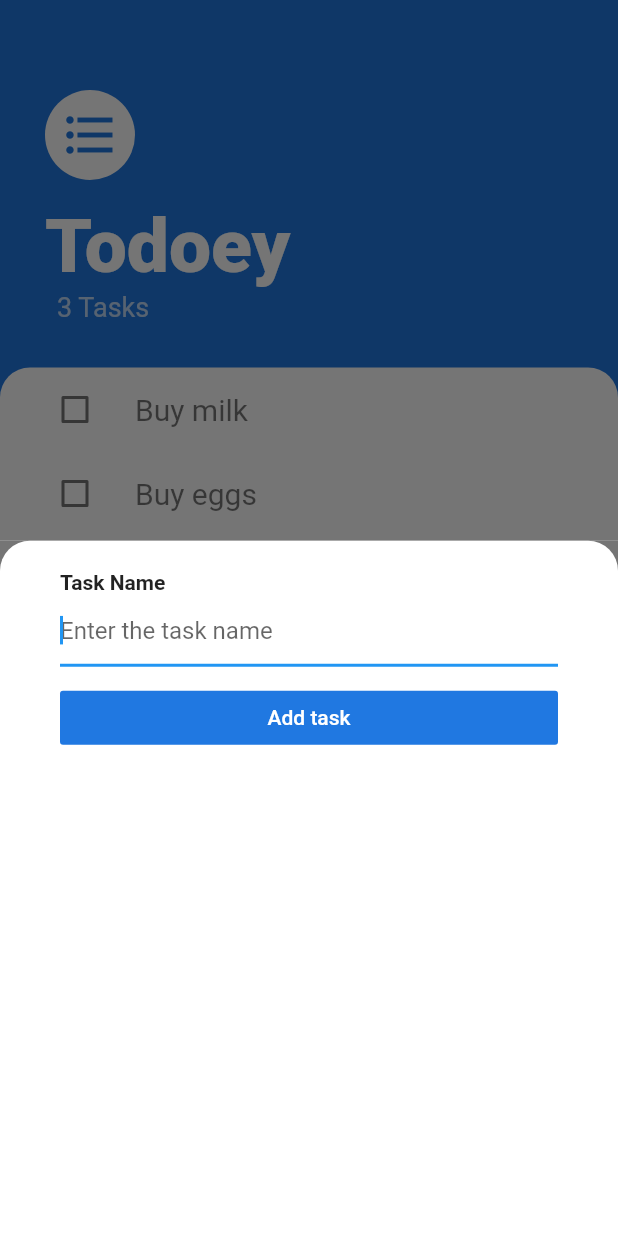
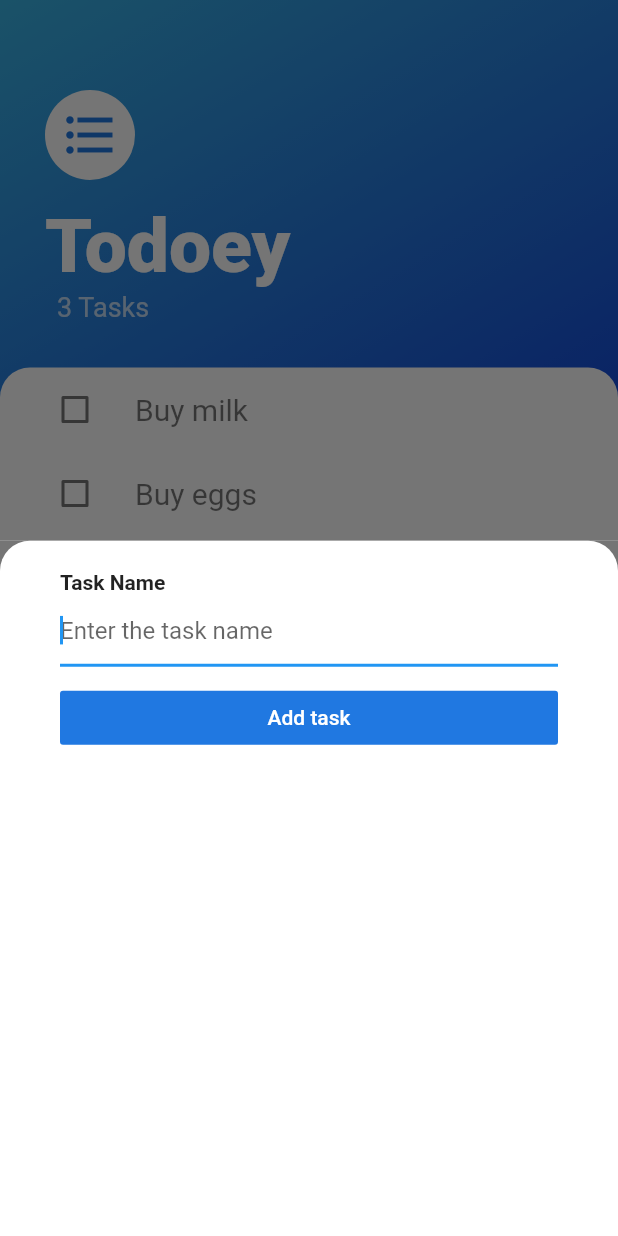
Before and after one commit to ByAxe/todoey_flutter, a Flutter app: the screen it shows after launch, after a tap on the "add" icon, on a phone screen of 412 x 824 dp. Run offline on Flutter 3.47's test engine with Material 2 defaults, Android fonts, the phone set to English and light mode, and no system bars; our stand-ins replace google_fonts.

Commit message:
master - added background gradient

```diff
--- a/lib/constants.dart
+++ b/lib/constants.dart
@@ -1,6 +1,5 @@
 import 'dart:ui';
 
-import 'package:flutter/cupertino.dart';
 import 'package:flutter/material.dart';
 
 const Color kMainColor = Color(0xFF2078E1);
@@ -23,3 +22,17 @@ const BoxDecoration kSemiRoundedBoxDecoration = BoxDecoration(
     topRight: Radius.circular(20.0),
   ),
 );
+
+const BoxDecoration kContainerDecoration = BoxDecoration(
+  gradient: LinearGradient(
+    begin: Alignment.topLeft,
+    end: Alignment(0.8, 0.5),
+    // 10% of the width, so there are ten blinds.
+    colors: [
+      Color(0xFF39b3e3),
+      Color(0xFF000bd6),
+    ],
+    // whitish to gray
+    tileMode: TileMode.repeated, // repeats the gradient over the canvas
+  ),
+);
--- a/lib/main.dart
+++ b/lib/main.dart
@@ -1,7 +1,7 @@
 import 'package:flutter/material.dart';
 import 'package:google_fonts/google_fonts.dart';
 import 'package:provider/provider.dart';
-import 'package:todoeyflutter/model/shared_state.dart';
+import 'package:todoeyflutter/model/task_data.dart';
 import 'package:todoeyflutter/screen/tasks_screen.dart';
 
 void main() {
@@ -11,8 +11,8 @@ void main() {
 class MyApp extends StatelessWidget {
   @override
   Widget build(BuildContext context) {
-    return ChangeNotifierProvider<SharedState>(
-      create: (BuildContext context) => SharedState(),
+    return ChangeNotifierProvider<TaskData>(
+      create: (BuildContext context) => TaskData(),
       child: MaterialApp(
         theme: ThemeData(
           textTheme: GoogleFonts.bellotaTextTextTheme(
--- a/lib/model/shared_state.dart
+++ b/lib/model/task_data.dart
@@ -1,15 +1,24 @@
-import 'package:flutter/material.dart';
+import 'package:flutter/foundation.dart';
 import 'package:todoeyflutter/model/task.dart';
 
-class SharedState extends ChangeNotifier {
+class TaskData extends ChangeNotifier {
   List<Task> tasks = [
     Task(name: 'Buy milk'),
     Task(name: 'Buy eggs'),
     Task(name: 'Buy bread'),
   ];
 
+  int get count => tasks.length;
+
+
   void addTask(Task task) {
     tasks.add(task);
     notifyListeners();
   }
+
+  void toggleTask(int taskIndex) {
+    tasks[taskIndex].toggleDone();
+    notifyListeners();
+  }
+
 }
--- a/lib/screen/tasks_screen.dart
+++ b/lib/screen/tasks_screen.dart
@@ -1,32 +1,26 @@
 import 'package:flutter/material.dart';
 import 'package:provider/provider.dart';
 import 'package:todoeyflutter/constants.dart';
-import 'package:todoeyflutter/model/shared_state.dart';
+import 'package:todoeyflutter/model/task_data.dart';
 import 'package:todoeyflutter/model/task.dart';
 import 'package:todoeyflutter/screen/add_task_screen.dart';
 import 'package:todoeyflutter/widgets/task_tiles.dart';
 
-class TasksScreen extends StatefulWidget {
-  @override
-  _TasksScreenState createState() => _TasksScreenState();
-}
-
-class _TasksScreenState extends State<TasksScreen> {
+class TasksScreen extends StatelessWidget {
   @override
   Widget build(BuildContext context) {
     return Scaffold(
-      backgroundColor: kMainColor,
       floatingActionButton: FloatingActionButton(
         onPressed: () {
           showModalBottomSheet(
             context: context,
             builder: (context) => AddTaskScreen(
-              onPressedAddTask: (newTaskTitle) {
-                setState(
-                  () =>
-                      Provider.of<SharedState>(context, listen: false).addTask(
-                    Task(name: newTaskTitle),
-                  ),
+              onPressedAddTask: (taskTitle) {
+                Provider.of<TaskData>(
+                  context,
+                  listen: false,
+                ).addTask(
+                  Task(name: taskTitle),
                 );
                 Navigator.pop(context);
               },
@@ -39,7 +33,9 @@ class _TasksScreenState extends State<TasksScreen> {
           size: 40.0,
         ),
       ),
-      body: Column(
+      body: Container(
+        decoration: kContainerDecoration,
+        child: Column(
           crossAxisAlignment: CrossAxisAlignment.start,
           children: [
             Container(
@@ -74,7 +70,7 @@ class _TasksScreenState extends State<TasksScreen> {
                   Padding(
                     padding: const EdgeInsets.only(left: 8.0),
                     child: Text(
-                    '${Provider.of<SharedState>(context).tasks.length} Tasks',
+                      '${Provider.of<TaskData>(context).count} Tasks',
                       style: TextStyle(
                         color: Colors.white.withOpacity(0.7),
                         fontSize: 18.0,
@@ -90,11 +86,12 @@ class _TasksScreenState extends State<TasksScreen> {
                   horizontal: 10.0,
                 ),
                 decoration: kSemiRoundedBoxDecoration,
-              child: TaskTiles(tasks: Provider.of<SharedState>(context).tasks),
+                child: TaskTiles(),
               ),
             )
           ],
         ),
+      ),
     );
   }
 }
--- a/lib/widgets/task_tiles.dart
+++ b/lib/widgets/task_tiles.dart
@@ -1,31 +1,28 @@
 import 'package:flutter/material.dart';
+import 'package:provider/provider.dart';
+import 'package:todoeyflutter/model/task_data.dart';
 import 'package:todoeyflutter/model/task.dart';
 import 'package:todoeyflutter/widgets/task_tile.dart';
 
-class TaskTiles extends StatefulWidget {
-  final List<Task> tasks;
-
-  const TaskTiles({
-    Key key,
-    this.tasks,
-  }) : super(key: key);
-
-  @override
-  _TaskTilesState createState() => _TaskTilesState();
-}
-
-class _TaskTilesState extends State<TaskTiles> {
+class TaskTiles extends StatelessWidget {
   @override
   Widget build(BuildContext context) {
-    return ListView.builder(
-      itemBuilder: (context, i) {
-        return TaskTile(
-          text: widget.tasks[i].name,
-          isChecked: widget.tasks[i].isDone,
-          onChanged: (state) => setState(() => widget.tasks[i].toggleDone()),
+    return Consumer<TaskData>(
+      builder: (context, taskData, child) {
+        return ListView.builder(
+          itemBuilder: (context, i) {
+            return TaskTile(
+              text: taskData.tasks[i].name,
+              isChecked: taskData.tasks[i].isDone,
+              onChanged: (isChecked) => Provider.of<TaskData>(
+                context,
+                listen: false,
+              ).toggleTask(i),
+            );
+          },
+          itemCount: taskData.tasks.length,
         );
       },
-      itemCount: widget.tasks.length,
     );
   }
 }
```
Lines whose indentation alone changed are shown as unchanged.
